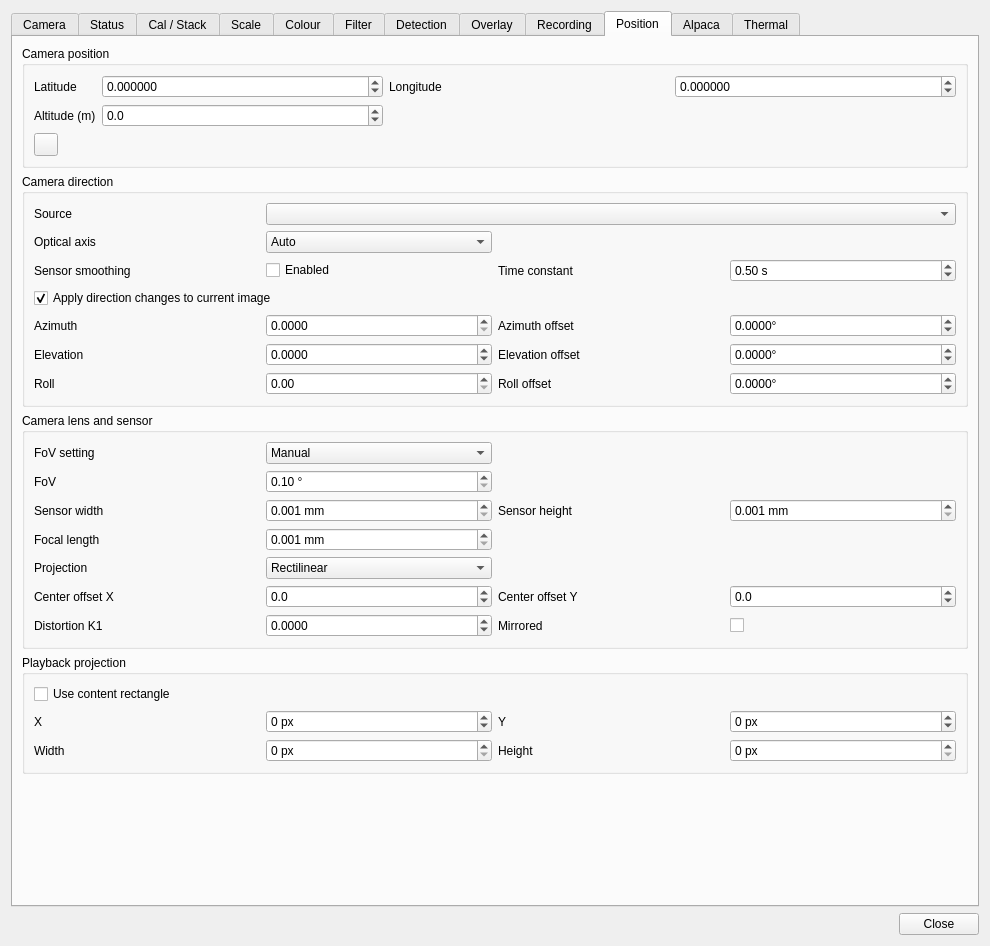
Before: the Qt Designer form plugins/feature/camera/camerasettingsdialog.ui in srcejon/sdrangel, drawn with Qt 5.
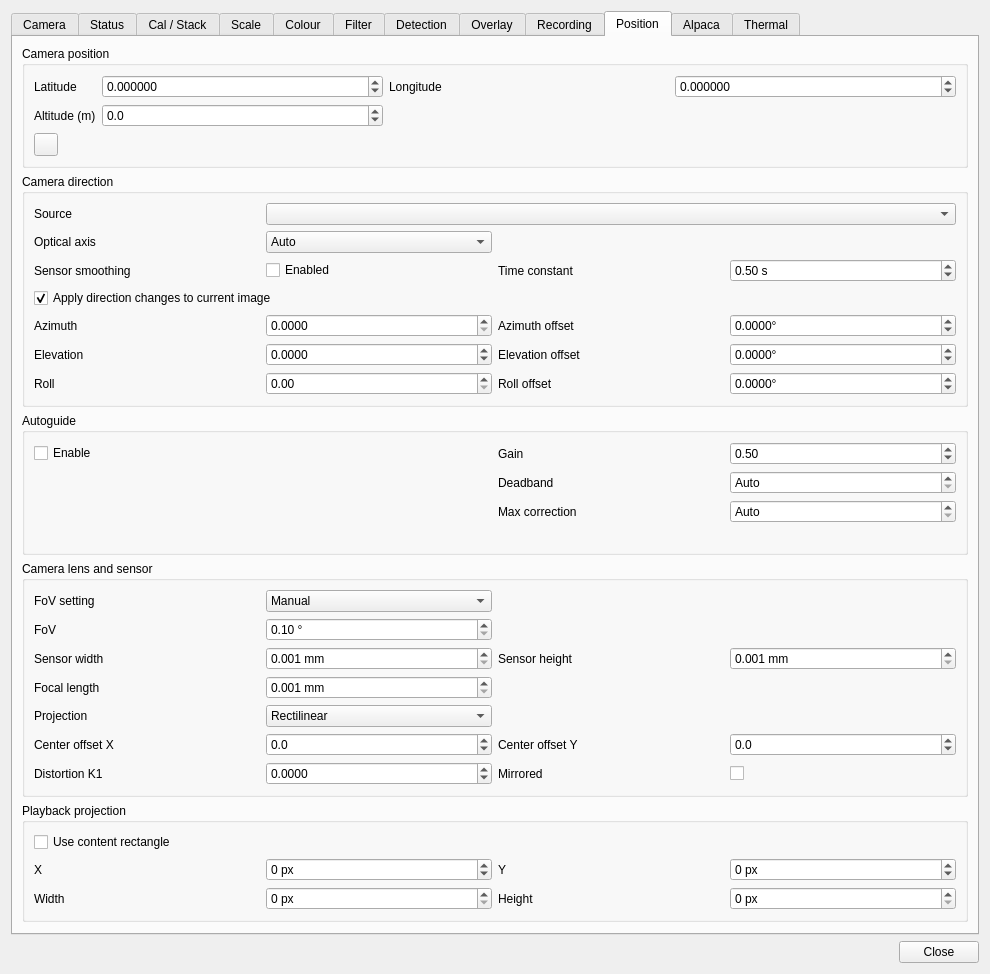
After: the same form once the commit is applied. The open tabs and pages were chosen to show the change. Icons and pictures are not drawn. Custom widgets are drawn as their Qt base class.

Patch:
```diff
--- a/plugins/feature/camera/camerasettingsdialog.ui
+++ b/plugins/feature/camera/camerasettingsdialog.ui
@@ -8356,6 +8356,134 @@
          </layout>
         </widget>
        </item>
+       <item>
+        <widget class="QGroupBox" name="autoguideGroup">
+         <property name="toolTip">
+          <string>Close the loop on the selected rotator: after each plate solve, trim the rotator controller's azimuth/elevation offsets so the solved boresight converges on the commanded direction, keeping the tracked object centered.</string>
+         </property>
+         <property name="title">
+          <string>Autoguide</string>
+         </property>
+         <layout class="QGridLayout" name="autoguideGridLayout">
+          <item row="0" column="0">
+           <widget class="QCheckBox" name="autoguideCheck">
+            <property name="toolTip">
+             <string>Enable autoguiding. Requires a rotator direction source, plate solving with a direction-seeded start mode, and a rotator controller with offset settings.</string>
+            </property>
+            <property name="text">
+             <string>Enable</string>
+            </property>
+           </widget>
+          </item>
+          <item row="0" column="2">
+           <widget class="QLabel" name="autoguideGainLabel">
+            <property name="text">
+             <string>Gain</string>
+            </property>
+           </widget>
+          </item>
+          <item row="0" column="3">
+           <widget class="QDoubleSpinBox" name="autoguideGainSpin">
+            <property name="toolTip">
+             <string>Fraction of the measured pointing residual corrected per solve. 0.5 halves the error each correction; lower values are gentler but slower to converge.</string>
+            </property>
+            <property name="decimals">
+             <number>2</number>
+            </property>
+            <property name="minimum">
+             <double>0.050000000000000</double>
+            </property>
+            <property name="maximum">
+             <double>1.000000000000000</double>
+            </property>
+            <property name="singleStep">
+             <double>0.050000000000000</double>
+            </property>
+            <property name="value">
+             <double>0.500000000000000</double>
+            </property>
+           </widget>
+          </item>
+          <item row="1" column="2">
+           <widget class="QLabel" name="autoguideDeadbandLabel">
+            <property name="text">
+             <string>Deadband</string>
+            </property>
+           </widget>
+          </item>
+          <item row="1" column="3">
+           <widget class="QDoubleSpinBox" name="autoguideDeadbandSpin">
+            <property name="toolTip">
+             <string>On-sky residual below which no correction is sent. Auto derives it from the rotator's tolerance and command precision plus the measured solve-to-solve noise.</string>
+            </property>
+            <property name="specialValueText">
+             <string>Auto</string>
+            </property>
+            <property name="suffix">
+             <string>°</string>
+            </property>
+            <property name="decimals">
+             <number>4</number>
+            </property>
+            <property name="minimum">
+             <double>0.000000000000000</double>
+            </property>
+            <property name="maximum">
+             <double>10.000000000000000</double>
+            </property>
+            <property name="singleStep">
+             <double>0.010000000000000</double>
+            </property>
+           </widget>
+          </item>
+          <item row="2" column="2">
+           <widget class="QLabel" name="autoguideMaxCorrectionLabel">
+            <property name="text">
+             <string>Max correction</string>
+            </property>
+           </widget>
+          </item>
+          <item row="2" column="3">
+           <widget class="QDoubleSpinBox" name="autoguideMaxCorrectionSpin">
+            <property name="toolTip">
+             <string>Largest single on-sky correction per axis. Auto uses a quarter of the solved field of view, so a wrong solve cannot slew the target out of frame.</string>
+            </property>
+            <property name="specialValueText">
+             <string>Auto</string>
+            </property>
+            <property name="suffix">
+             <string>°</string>
+            </property>
+            <property name="decimals">
+             <number>2</number>
+            </property>
+            <property name="minimum">
+             <double>0.000000000000000</double>
+            </property>
+            <property name="maximum">
+             <double>45.000000000000000</double>
+            </property>
+            <property name="singleStep">
+             <double>0.100000000000000</double>
+            </property>
+           </widget>
+          </item>
+          <item row="3" column="0" colspan="4">
+           <widget class="QLabel" name="autoguideStatusLabel">
+            <property name="toolTip">
+             <string>Autoguide status: last correction applied, residual within the deadband, or why the last solve was not acted on.</string>
+            </property>
+            <property name="text">
+             <string/>
+            </property>
+            <property name="wordWrap">
+             <bool>true</bool>
+            </property>
+           </widget>
+          </item>
+         </layout>
+        </widget>
+       </item>
        <item>
         <widget class="QGroupBox" name="lensSensorGroup">
          <property name="toolTip">
```
